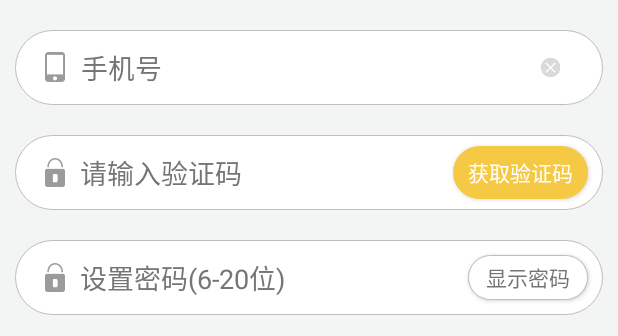
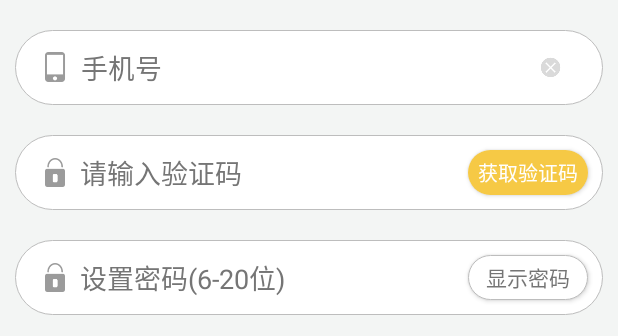
Before and after one commit to ROOMPAN/Qkitx, an Android app: the layout activity_register.xml on its own in the app's theme, with its tools: preview values and no code run, on a phone screen of 412 x 824 dp. Shown: the top 336 px of the screen. Run offline under Robolectric (Android 15) with nearby library versions, the phone set to English and light mode, and no system bars.

Commit message:
注册验证码倒计时按钮修改

```diff
--- a/app/build.gradle
+++ b/app/build.gradle
@@ -53,6 +53,10 @@ android {
         }
 
     }
+    compileOptions {
+        targetCompatibility 1.8
+        sourceCompatibility 1.8
+    }
 }
 
 dependencies {
--- a/app/src/main/java/com/yanhui/qktx/network/AddCommOnParamter.java
+++ b/app/src/main/java/com/yanhui/qktx/network/AddCommOnParamter.java
@@ -84,7 +84,7 @@ public class AddCommOnParamter {
 
         Map m = new HashMap();
         m.put("token", deviceId);
-        m.put("timestamp", "1503453880");
+        m.put("timestamp", System.currentTimeMillis());
         m.put("appKey", SECRET_KEY);
 
         SortedMap<String, String> sort = new TreeMap<String, String>(m);
--- a/app/src/main/java/com/yanhui/qktx/network/ApiManagerService.java
+++ b/app/src/main/java/com/yanhui/qktx/network/ApiManagerService.java
@@ -1,6 +1,7 @@
 package com.yanhui.qktx.network;
 
 
+import com.yanhui.qktx.models.BaseEntity;
 import com.yanhui.qktx.models.BaseMessageEntity;
 import com.yanhui.qktx.models.VirtualBean;
 
@@ -29,4 +30,7 @@ public interface ApiManagerService {
     @GET("defaultdials-0.json")
     Observable<VirtualBean> getdefaultdials();
 
+    @GET("user/getCode.json")
+    Observable<BaseEntity> getMsgCode(@Query("phone") String phone);
+
 }
--- a/app/src/main/java/com/yanhui/qktx/network/HttpClient.java
+++ b/app/src/main/java/com/yanhui/qktx/network/HttpClient.java
@@ -1,5 +1,6 @@
 package com.yanhui.qktx.network;
 
+import com.yanhui.qktx.models.BaseEntity;
 import com.yanhui.qktx.models.VirtualBean;
 import com.yanhui.qktx.utils.JsonFormat;
 
@@ -87,4 +88,9 @@ public class HttpClient {
         observable.subscribe(subscriber);
     }
 
+    public void getMsgCode(String phone, NetworkSubscriber subscriber) {
+        Observable<BaseEntity> observable = mApi.getMsgCode(phone);
+        observable.subscribe(subscriber);
+    }
+
 }
--- /dev/null
+++ b/app/src/main/res/drawable/shape_register_get_ver_code_not_click.xml
@@ -0,0 +1,11 @@
+<shape xmlns:android="http://schemas.android.com/apk/res/android">
+    <!-- 设置固定填充色 -->
+    <solid android:color="@color/status_color_grey" />
+
+    <size
+        android:width="100dp"
+        android:height="50dp" />
+
+    <corners android:radius="50dp" />
+
+</shape>
--- a/app/src/main/res/layout/activity_register.xml
+++ b/app/src/main/res/layout/activity_register.xml
@@ -22,7 +22,7 @@
             android:src="@drawable/icon_login_phone" />
 
         <EditText
-            android:id="@+id/activity_login_et_mobile"
+            android:id="@+id/activity_register_et_mobile"
             android:layout_width="match_parent"
             android:layout_height="match_parent"
             android:layout_marginLeft="10dp"
@@ -35,7 +35,7 @@
             android:textColorHint="@color/text_shy" />
 
         <ImageButton
-            android:id="@+id/image_login_clean"
+            android:id="@+id/image_register_clean"
             android:layout_width="wrap_content"
             android:layout_height="wrap_content"
             android:layout_alignParentEnd="true"
@@ -63,7 +63,7 @@
             android:src="@drawable/icon_login_pwd" />
 
         <EditText
-            android:id="@+id/activity_register_et_pwd"
+            android:id="@+id/activity_register_et_msg_code"
             android:layout_width="match_parent"
             android:layout_height="match_parent"
             android:layout_marginLeft="10dp"
@@ -74,16 +74,17 @@
             android:textColor="@color/black"
             android:textColorHint="@color/text_shy" />
 
-        <Button
-            android:id="@+id/ctivity_register_obtain_pwd"
-            android:layout_width="90dp"
-            android:layout_height="35dp"
+        <com.yanhui.qktx.view.widgets.TimeButton
+            android:id="@+id/register_btn_get_msg_code"
+            android:layout_width="80dp"
+            android:layout_height="30dp"
             android:layout_alignParentEnd="true"
             android:layout_centerVertical="true"
             android:layout_marginRight="10dp"
             android:background="@drawable/shape_register_get_verification_code"
             android:text="@string/obtain_pwd"
-            android:textColor="@color/white" />
+            android:textColor="@color/white"
+            android:textSize="13dp" />
 
     </RelativeLayout>
 
@@ -104,7 +105,7 @@
             android:src="@drawable/icon_login_pwd" />
 
         <EditText
-            android:id="@+id/activity_login_et_pwd"
+            android:id="@+id/activity_register_et_pwd"
             android:layout_width="match_parent"
             android:layout_height="match_parent"
             android:layout_marginLeft="10dp"
@@ -116,7 +117,7 @@
             android:textColorHint="@color/text_shy" />
 
         <Button
-            android:id="@+id/ctivity_login_show_pwd"
+            android:id="@+id/ctivity_register_show_pwd"
             android:layout_width="80dp"
             android:layout_height="30dp"
             android:layout_alignParentEnd="true"
@@ -159,7 +160,7 @@
     </LinearLayout>
 
     <Button
-        android:id="@+id/activity_login_regester_relay"
+        android:id="@+id/activity_register_bt"
         android:layout_width="match_parent"
         android:layout_height="45dp"
         android:layout_marginLeft="20dp"
--- a/app/src/main/res/layout/fragment_person.xml
+++ b/app/src/main/res/layout/fragment_person.xml
@@ -113,14 +113,15 @@
                         android:layout_height="wrap_content"
                         android:layout_below="@+id/fragment_person_user_name"
                         android:layout_centerHorizontal="true"
-                        android:layout_marginTop="10dp"
+                        android:layout_marginTop="5dp"
                         android:text="设置个人信息>" />
 
                     <RelativeLayout
                         android:layout_width="match_parent"
                         android:layout_height="wrap_content"
                         android:layout_below="@+id/fragment_person_setting_user"
-                        android:layout_marginTop="10dp">
+                        android:layout_marginBottom="10dp"
+                        android:layout_marginTop="5dp">
 
                         <LinearLayout
                             android:id="@+id/fragment_person_linner_gold"
--- a/app/src/main/res/values/colors.xml
+++ b/app/src/main/res/values/colors.xml
@@ -6,6 +6,7 @@
     <color name="text_shy">#757575</color>
     <color name="title_text">#e60c0c</color>
     <color name="tab_bg">#F3F5F4</color>
+    <color name="forget_password">#9B9B9B</color>
     <color name="common_grey">#515051</color>
     <color name="translucent">#aa000000</color>
     <color name="status_color_red">#D33D3C</color>
```
Also changed, not shown: app/src/main/java/com/yanhui/qktx/activity/BaseActivity.java (+7 -10 lines), app/src/main/java/com/yanhui/qktx/activity/LoginActivity.java (+7 -9 lines), app/src/main/java/com/yanhui/qktx/activity/RegisterActivity.java (+66 -1 lines), app/src/main/java/com/yanhui/qktx/utils/CommonUtil.java (+1 -10 lines), app/src/main/java/com/yanhui/qktx/view/widgets/TimeButton.java (added, +196 -0 lines), app/src/main/res/drawable-xxhdpi/regest_msg_bt.png (added), app/src/main/res/drawable-xxhdpi/register_btn_get_msg_code.png (added).
